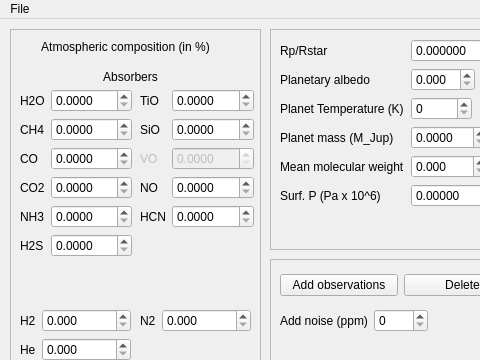
Qt form gui.ui (ucl-exoplanets/TauREx_public) before a commit; both pictures show x 0 to 480 and y 0 to 360 of the 811 by 527 pixel window.
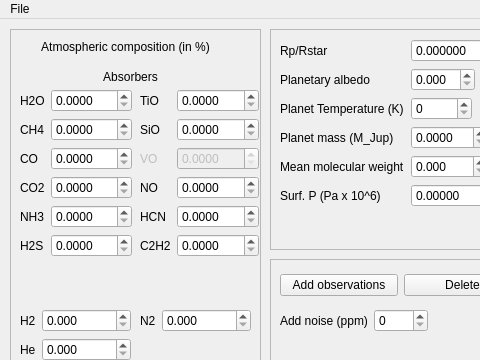
The same form after that commit.

Commit message: - add highres spectrum ascii output - add C2H2 to gui - add back coupled_mu to output traces if clr = True (work in progress...)

Patch:
```diff
--- a/gui.ui
+++ b/gui.ui
@@ -171,7 +171,7 @@
       <rect>
        <x>130</x>
        <y>60</y>
-       <width>114</width>
+       <width>119</width>
        <height>211</height>
       </rect>
      </property>
@@ -252,6 +252,20 @@
         </property>
        </widget>
       </item>
+      <item row="5" column="0">
+       <widget class="QLabel" name="label_39">
+        <property name="text">
+         <string>C2H2</string>
+        </property>
+       </widget>
+      </item>
+      <item row="5" column="1">
+       <widget class="QDoubleSpinBox" name="doubleSpinBox_C2H2">
+        <property name="decimals">
+         <number>4</number>
+        </property>
+       </widget>
+      </item>
      </layout>
     </widget>
     <widget class="QWidget" name="formLayoutWidget_9">
```
The commit also changes 5 other files.
